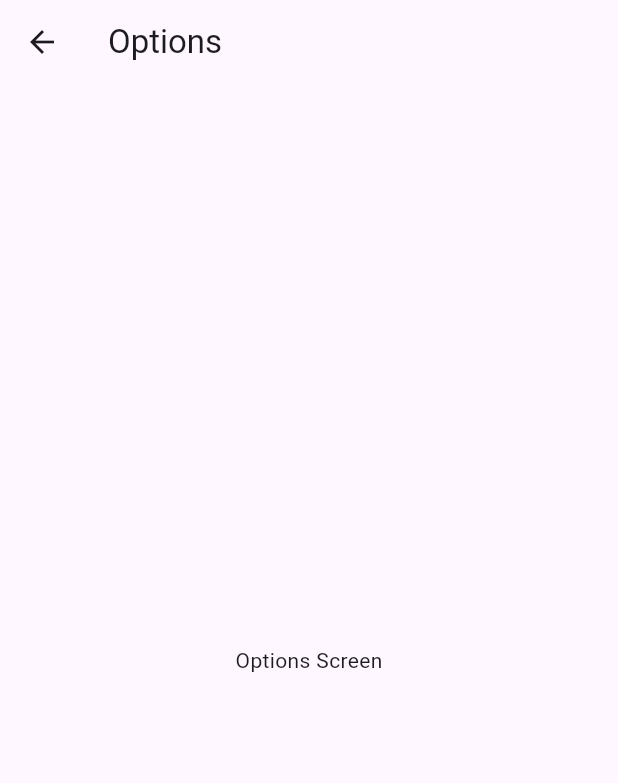
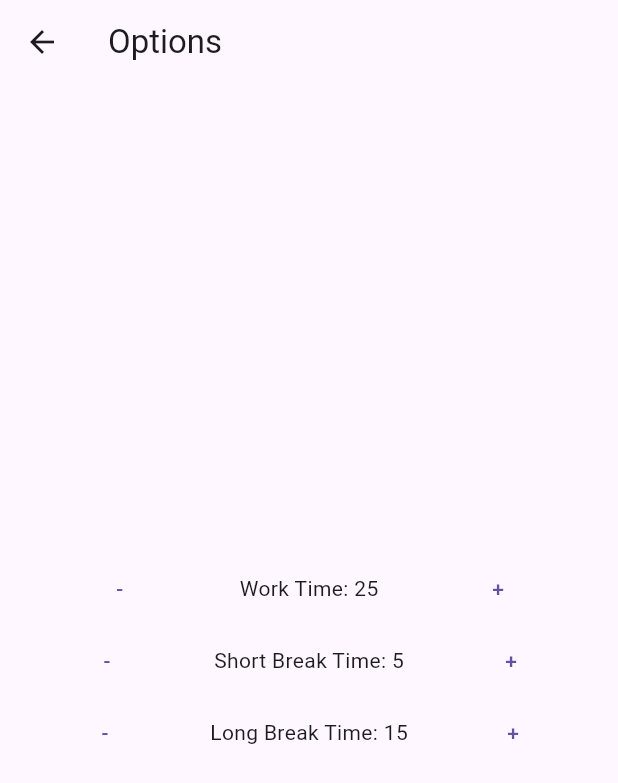
Before and after one commit to WielPlatfMob-Projekt/Pomodoro-Timer, a Flutter app: the screen it shows after launch, after a tap on an icon or button, on a phone screen of 412 x 824 dp. Shown: the top 783 px of the screen. Run offline on Flutter 3.47's test engine with Material 3 defaults, Android fonts, the light colour scheme and no system bars; our stand-ins replace flutter_svg.

Commit message:
time change functionality

```diff
--- a/lib/main.dart
+++ b/lib/main.dart
@@ -44,6 +44,30 @@ class _PomodoroTimerState extends State<PomodoroTimer> {
   int _workTime = 25;
   int _shortBreakTime = 5;
   int _longBreakTime = 15;
+
+  void _updateWorkTime(int newTime) {
+    print('Updating work time to $newTime');
+    setState(() {
+      _workTime = newTime;
+      sessionTime[PomodoroState.work] = newTime;
+    });
+  }
+
+  void _updateShortBreakTime(int newTime) {
+    print('Updating short break time to $newTime');
+    setState(() {
+      _shortBreakTime = newTime;
+      sessionTime[PomodoroState.shortBreak] = newTime;
+    });
+  }
+
+  void _updateLongBreakTime(int newTime) {
+    print('Updating long break time to $newTime');
+    setState(() {
+      _longBreakTime = newTime;
+      sessionTime[PomodoroState.longBreak] = newTime;
+    });
+  }
 
   static const double padding = 30;
   static const double icon_size = 50;
@@ -178,6 +202,7 @@ class _PomodoroTimerState extends State<PomodoroTimer> {
       setState(() {
         if (_seconds == 0) {
           if (_minutes == 0) {
+            _seconds = 0;
             currentState = getNextState();
             _minutes = sessionTime[currentState]!;
             setState(() {});
@@ -204,9 +229,9 @@ class _PomodoroTimerState extends State<PomodoroTimer> {
       _isActive = false;
       _timer.cancel();
 
-      _minutes = 25;
       _seconds = 0;
       currentState = PomodoroState.work;
+      _minutes = sessionTime[currentState]!;
       resetState();
 
       _timer.cancel();
@@ -372,7 +397,15 @@ class _PomodoroTimerState extends State<PomodoroTimer> {
             onPressed: () {
               Navigator.push(
                 context,
-                                MaterialPageRoute(builder: (context) => OptionScreen()),
+                MaterialPageRoute(
+                    builder: (context) => OptionScreen(
+                          updateWorkTime: _updateWorkTime,
+                          updateShortBreakTime: _updateShortBreakTime,
+                          updateLongBreakTime: _updateLongBreakTime,
+                          workTime: _workTime,
+                          shortBreakTime: _shortBreakTime,
+                          longBreakTime: _longBreakTime,
+                        )),
               );
               setState(() {});
             },
--- a/lib/option_screen.dart
+++ b/lib/option_screen.dart
@@ -1,23 +1,118 @@
 import 'package:flutter/material.dart';
 
 class OptionScreen extends StatefulWidget {
+  final Function(int) updateWorkTime;
+  final Function(int) updateShortBreakTime;
+  final Function(int) updateLongBreakTime;
+
+  int workTime = 25;
+  int shortBreakTime = 5;
+  int longBreakTime = 15;
+
+  OptionScreen({
+    required this.updateWorkTime,
+    required this.updateShortBreakTime,
+    required this.updateLongBreakTime,
+
+    required this.workTime,
+    required this.shortBreakTime,
+    required this.longBreakTime,
+  });
+
   @override
   _OptionScreenState createState() => _OptionScreenState();
 }
 
 class _OptionScreenState extends State<OptionScreen> {
+
   @override
   Widget build(BuildContext context) {
     return Scaffold(
       appBar: AppBar(
         title: Text('Options'),
         leading: IconButton(
-          icon: Icon(Icons.arrow_back), // change this icon to your preferred icon
-          onPressed: () => Navigator.pop(context),
+          icon:
+              Icon(Icons.arrow_back), // change this icon to your preferred icon
+          onPressed: () {
+            widget.updateWorkTime(widget.workTime);
+            widget.updateShortBreakTime(widget.shortBreakTime);
+            widget.updateLongBreakTime(widget.longBreakTime);
+            Navigator.pop(context);
+          },
         ),
       ),
       body: Center(
-        child: Text('Options Screen'),
+        child: Column(
+        mainAxisAlignment: MainAxisAlignment.center,
+        children: <Widget>[
+          Row(
+            mainAxisAlignment: MainAxisAlignment.spaceEvenly,
+            children: <Widget>[
+              TextButton(
+                child: Text('-'),
+                onPressed: () {
+                  setState(() {
+                    widget.workTime = widget.workTime > 1 ? widget.workTime - 1 : 1;
+                  });
+                },
+              ),
+              Text('Work Time: ${widget.workTime.toString()}'),
+              TextButton(
+                child: Text('+'),
+                onPressed: () {
+                  setState(() {
+                    widget.workTime++;
+                  });
+                },
+              ),
+            ],
+          ),
+          Row(
+            mainAxisAlignment: MainAxisAlignment.spaceEvenly,
+            children: <Widget>[
+              TextButton(
+                child: Text('-'),
+                onPressed: () {
+                  setState(() {
+                    widget.shortBreakTime = widget.shortBreakTime > 1 ? widget.shortBreakTime - 1 : 1;
+                  });
+                },
+              ),
+              Text('Short Break Time: ${widget.shortBreakTime.toString()}'),
+              TextButton(
+                child: Text('+'),
+                onPressed: () {
+                  setState(() {
+                    widget.shortBreakTime++;
+                  });
+                },
+              ),
+            ],
+          ),
+          Row(
+            mainAxisAlignment: MainAxisAlignment.spaceEvenly,
+            children: <Widget>[
+              TextButton(
+                child: Text('-'),
+                onPressed: () {
+                  setState(() {
+                    widget.longBreakTime = widget.longBreakTime > 1 ? widget.longBreakTime - 1 : 1;
+                  });
+                },
+              ),
+              Text('Long Break Time: ${widget.longBreakTime.toString()}'),
+              TextButton(
+                child: Text('+'),
+                onPressed: () {
+                  setState(() {
+                    widget.longBreakTime++;
+                  });
+                },
+              ),
+            ],
+          ),
+        ],
+      ),
       ),
     );
   }
```
Lines whose indentation alone changed are shown as unchanged.
